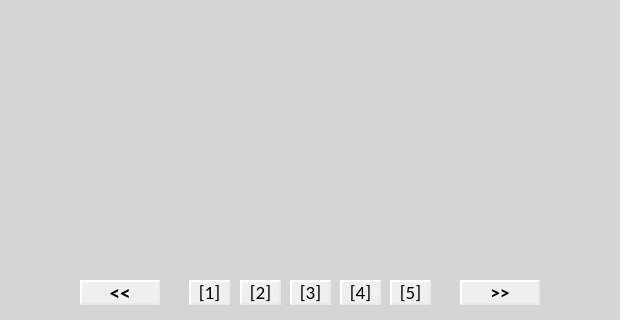
Old version of the form chimera/ui/mainwindow.ui in the repository shiragaP/uAuction; both pictures show x 360 to 980 and y 310 to 630 of the 1120 by 630 pixel window.
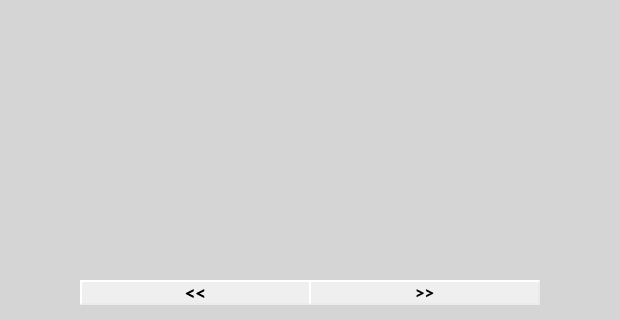
New version of the form.

```diff
--- a/chimera/ui/mainwindow.ui
+++ b/chimera/ui/mainwindow.ui
@@ -673,7 +673,7 @@
     <rect>
      <x>440</x>
      <y>590</y>
-     <width>80</width>
+     <width>231</width>
      <height>25</height>
     </rect>
    </property>
@@ -692,9 +692,9 @@
   <widget class="QPushButton" name="pushButton_next">
    <property name="geometry">
     <rect>
-     <x>820</x>
+     <x>669</x>
      <y>590</y>
-     <width>80</width>
+     <width>231</width>
      <height>25</height>
     </rect>
    </property>
@@ -710,111 +710,6 @@
     <string>&gt;&gt;</string>
    </property>
   </widget>
-  <widget class="QPushButton" name="pushButton_p1">
-   <property name="geometry">
-    <rect>
-     <x>549</x>
-     <y>590</y>
-     <width>41</width>
-     <height>25</height>
-    </rect>
-   </property>
-   <property name="font">
-    <font>
-     <family>Calibri</family>
-     <pointsize>14</pointsize>
-     <weight>50</weight>
-     <bold>false</bold>
-    </font>
-   </property>
-   <property name="text">
-    <string>[1]</string>
-   </property>
-  </widget>
-  <widget class="QPushButton" name="pushButton_p2">
-   <property name="geometry">
-    <rect>
-     <x>600</x>
-     <y>590</y>
-     <width>41</width>
-     <height>25</height>
-    </rect>
-   </property>
-   <property name="font">
-    <font>
-     <family>Calibri</family>
-     <pointsize>14</pointsize>
-     <weight>50</weight>
-     <bold>false</bold>
-    </font>
-   </property>
-   <property name="text">
-    <string>[2]</string>
-   </property>
-  </widget>
-  <widget class="QPushButton" name="pushButton_p3">
-   <property name="geometry">
-    <rect>
-     <x>650</x>
-     <y>590</y>
-     <width>41</width>
-     <height>25</height>
-    </rect>
-   </property>
-   <property name="font">
-    <font>
-     <family>Calibri</family>
-     <pointsize>14</pointsize>
-     <weight>50</weight>
-     <bold>false</bold>
-    </font>
-   </property>
-   <property name="text">
-    <string>[3]</string>
-   </property>
-  </widget>
-  <widget class="QPushButton" name="pushButton_p4">
-   <property name="geometry">
-    <rect>
-     <x>700</x>
-     <y>590</y>
-     <width>41</width>
-     <height>25</height>
-    </rect>
-   </property>
-   <property name="font">
-    <font>
-     <family>Calibri</family>
-     <pointsize>14</pointsize>
-     <weight>50</weight>
-     <bold>false</bold>
-    </font>
-   </property>
-   <property name="text">
-    <string>[4]</string>
-   </property>
-  </widget>
-  <widget class="QPushButton" name="pushButton_p5">
-   <property name="geometry">
-    <rect>
-     <x>750</x>
-     <y>590</y>
-     <width>41</width>
-     <height>25</height>
-    </rect>
-   </property>
-   <property name="font">
-    <font>
-     <family>Calibri</family>
-     <pointsize>14</pointsize>
-     <weight>50</weight>
-     <bold>false</bold>
-    </font>
-   </property>
-   <property name="text">
-    <string>[5]</string>
-   </property>
-  </widget>
   <widget class="QWidget" name="widget_unused_1" native="true">
    <property name="geometry">
     <rect>
```
Left out of the diff: 6 changed lines with no effect on the pictures.
